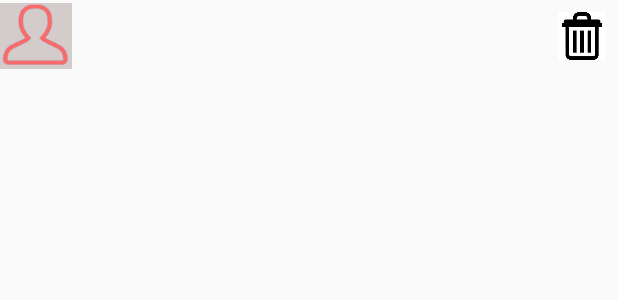
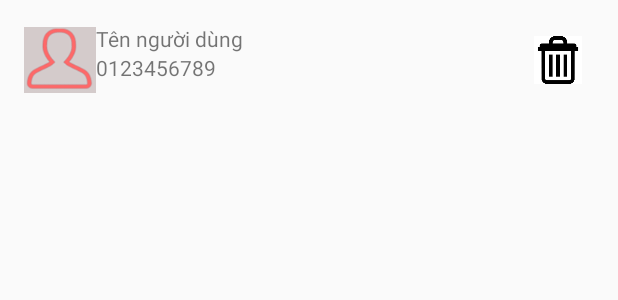
Before and after one commit to Nhom3DuAn1PT15151MOB/DuAn1Nhom3, an Android app: the layout item_nguoi_dung.xml on its own in the app's theme, with its tools: preview values and no code run, on a phone screen of 412 x 824 dp. Shown: the top 300 px of the screen. Run offline under Robolectric (Android 15) with nearby library versions, the light colour scheme and no system bars.

Commit message:
add new project

```diff
--- a/QuanLyKhoGao/app/src/main/java/com/example/quanlykhogao/ListVatTuActivity.java
+++ b/QuanLyKhoGao/app/src/main/java/com/example/quanlykhogao/ListVatTuActivity.java
@@ -3,19 +3,14 @@ package com.example.quanlykhogao;
 import androidx.annotation.NonNull;
 import androidx.appcompat.app.AppCompatActivity;
 import androidx.room.Room;
-
 import android.content.Intent;
 import android.os.Bundle;
 import android.view.Menu;
 import android.view.MenuItem;
-import android.view.View;
-import android.widget.ArrayAdapter;
 import android.widget.ListView;
-
 import com.example.quanlykhogao.adapter.VatTuAdapter;
 import com.example.quanlykhogao.model.VatTu;
 import com.example.quanlykhogao.sqlite.AppDatabase;
-
 import java.util.List;
 
 public class ListVatTuActivity extends AppCompatActivity {
--- a/QuanLyKhoGao/app/src/main/java/com/example/quanlykhogao/adapter/KhoGaoAdapter.java
+++ b/QuanLyKhoGao/app/src/main/java/com/example/quanlykhogao/adapter/KhoGaoAdapter.java
@@ -8,13 +8,10 @@ import android.view.ViewGroup;
 import android.widget.BaseAdapter;
 import android.widget.ImageView;
 import android.widget.TextView;
-
 import androidx.room.Room;
-
 import com.example.quanlykhogao.R;
 import com.example.quanlykhogao.model.KhoGao;
 import com.example.quanlykhogao.sqlite.AppDatabase;
-
 import java.util.List;
 
 public class KhoGaoAdapter extends BaseAdapter {
--- a/QuanLyKhoGao/app/src/main/java/com/example/quanlykhogao/adapter/VatTuAdapter.java
+++ b/QuanLyKhoGao/app/src/main/java/com/example/quanlykhogao/adapter/VatTuAdapter.java
@@ -8,11 +8,8 @@ import android.view.ViewGroup;
 import android.widget.BaseAdapter;
 import android.widget.ImageView;
 import android.widget.TextView;
-
 import androidx.room.Room;
-
 import com.example.quanlykhogao.R;
-import com.example.quanlykhogao.model.KhoGao;
 import com.example.quanlykhogao.model.VatTu;
 import com.example.quanlykhogao.sqlite.AppDatabase;
 
--- a/QuanLyKhoGao/app/src/main/java/com/example/quanlykhogao/model/KhoGao.java
+++ b/QuanLyKhoGao/app/src/main/java/com/example/quanlykhogao/model/KhoGao.java
@@ -21,7 +21,4 @@ public class KhoGao {
     @ColumnInfo (name = "DonVi")
     public String DonVi;
 
-
-
-
 }
--- a/QuanLyKhoGao/app/src/main/java/com/example/quanlykhogao/model/NguoiDung.java
+++ b/QuanLyKhoGao/app/src/main/java/com/example/quanlykhogao/model/NguoiDung.java
@@ -8,7 +8,6 @@ import androidx.room.PrimaryKey;
 public class NguoiDung {
     @PrimaryKey
     public int id;
-
     @ColumnInfo (name = "tenNguoiDung")
     public String TenNguoiDung;
 
--- a/QuanLyKhoGao/app/src/main/java/com/example/quanlykhogao/sqlite/AppDatabase.java
+++ b/QuanLyKhoGao/app/src/main/java/com/example/quanlykhogao/sqlite/AppDatabase.java
@@ -2,7 +2,6 @@ package com.example.quanlykhogao.sqlite;
 
 import androidx.room.Database;
 import androidx.room.RoomDatabase;
-
 import com.example.quanlykhogao.dao.KhoGaoDAO;
 import com.example.quanlykhogao.dao.NguoiDungDAO;
 import com.example.quanlykhogao.dao.VatTuDAO;
--- a/QuanLyKhoGao/app/src/main/res/layout/item_kho_gao.xml
+++ b/QuanLyKhoGao/app/src/main/res/layout/item_kho_gao.xml
@@ -3,6 +3,7 @@
     xmlns:android="http://schemas.android.com/apk/res/android" android:layout_width="match_parent"
     android:layout_height="match_parent">
     <LinearLayout
+        android:layout_margin="16dp"
         android:layout_width="match_parent"
         android:layout_height="wrap_content"
         android:orientation="horizontal">
@@ -20,11 +21,13 @@
             android:orientation="vertical">
 
             <TextView
+                android:text="Tên gạo"
                 android:id="@+id/tvTenLua"
                 android:layout_width="match_parent"
                 android:layout_height="wrap_content" />
 
             <TextView
+                android:text="NCC"
                 android:id="@+id/tvNCC"
                 android:layout_width="match_parent"
                 android:layout_height="wrap_content" />
--- a/QuanLyKhoGao/app/src/main/res/layout/item_nguoi_dung.xml
+++ b/QuanLyKhoGao/app/src/main/res/layout/item_nguoi_dung.xml
@@ -3,6 +3,7 @@
     xmlns:android="http://schemas.android.com/apk/res/android" android:layout_width="match_parent"
     android:layout_height="match_parent">
     <LinearLayout
+        android:layout_margin="16dp"
         android:layout_width="match_parent"
         android:layout_height="wrap_content"
         android:orientation="horizontal">
@@ -20,11 +21,13 @@
             android:orientation="vertical">
 
             <TextView
+                android:text="Tên người dùng"
                 android:id="@+id/tvTenNguoiDung"
                 android:layout_width="match_parent"
                 android:layout_height="wrap_content" />
 
             <TextView
+                android:text="0123456789"
                 android:id="@+id/tvPhone"
                 android:layout_width="match_parent"
                 android:layout_height="wrap_content" />
--- a/QuanLyKhoGao/app/src/main/res/layout/item_vat_tu.xml
+++ b/QuanLyKhoGao/app/src/main/res/layout/item_vat_tu.xml
@@ -21,11 +21,13 @@
             android:orientation="vertical">
 
             <TextView
+                android:text="Tên Vật tư"
                 android:id="@+id/tvTenVatTu"
                 android:layout_width="match_parent"
                 android:layout_height="wrap_content" />
 
             <TextView
+                android:text="000000 vnd"
                 android:id="@+id/tvGia"
                 android:layout_width="match_parent"
                 android:layout_height="wrap_content" />
```
Also changed, not shown: QuanLyKhoGao/app/src/main/java/com/example/quanlykhogao/ListKhoGaoActivity.java (+0 -7 lines), QuanLyKhoGao/app/src/main/java/com/example/quanlykhogao/ListNguoiDungActivity.java (+0 -9 lines), 3 other files.
